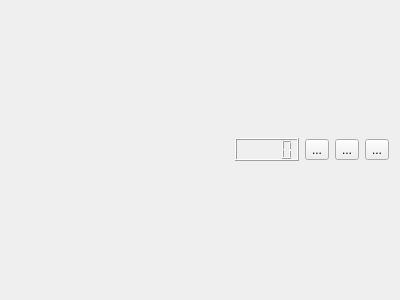
Qt form ChartWrapper.ui (JackLeEmmerdeur/knfancurve) before a commit.
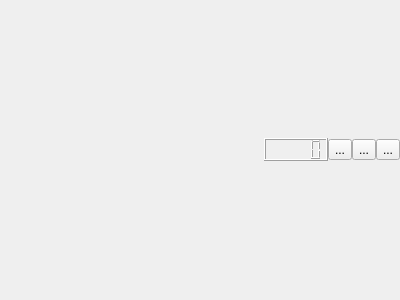
The same form after that commit. Icons and pictures are not drawn.

Commit message: Not-Proud-Commit Equal stretch of QSplitters in VBoxLayout (not working 100%) Repainter stop all on quit (ugly signal/slot-chain)

Patch:
```diff
--- a/ChartWrapper.ui
+++ b/ChartWrapper.ui
@@ -19,9 +19,24 @@
   <property name="windowTitle">
    <string>Form</string>
   </property>
-  <layout class="QHBoxLayout" name="horizontalLayout">
+  <layout class="QVBoxLayout" name="verticalLayout_2">
+   <property name="spacing">
+    <number>0</number>
+   </property>
+   <property name="sizeConstraint">
+    <enum>QLayout::SetDefaultConstraint</enum>
+   </property>
    <property name="leftMargin">
-    <number>9</number>
+    <number>0</number>
+   </property>
+   <property name="topMargin">
+    <number>0</number>
+   </property>
+   <property name="rightMargin">
+    <number>0</number>
+   </property>
+   <property name="bottomMargin">
+    <number>0</number>
    </property>
    <item>
     <layout class="QVBoxLayout" name="verticalLayout" stretch="0,1">
```
The commit also changes 10 other files.
